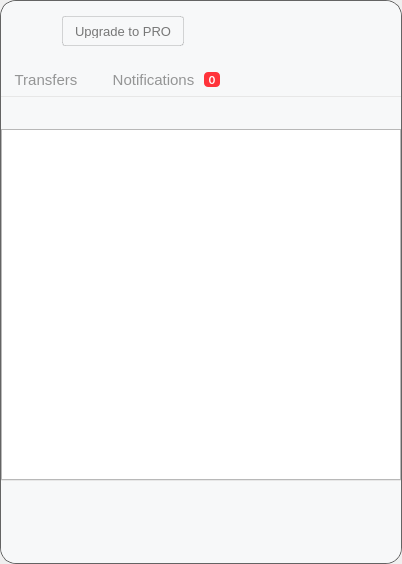
Old version of the form src/MEGASync/gui/win/InfoDialog.ui in the repository meganz/MEGAsync.
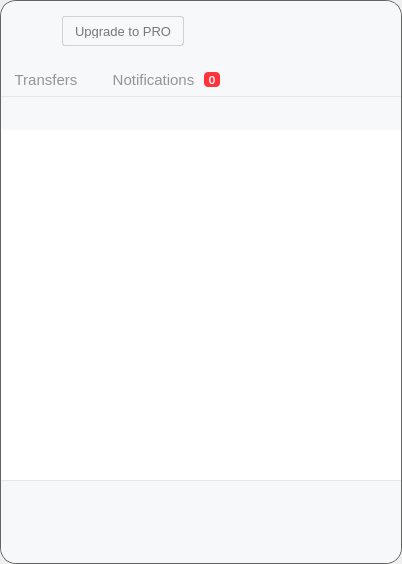
New version of the form. Icons and pictures are not drawn. Custom widgets are drawn as their Qt base class.

Commit message: UI fixes for notifications view

What changed in the file:
```diff
--- a/src/MEGASync/gui/win/InfoDialog.ui
+++ b/src/MEGASync/gui/win/InfoDialog.ui
@@ -1907,13 +1907,13 @@
                      <property name="minimumSize">
                       <size>
                        <width>0</width>
-                       <height>32</height>
+                       <height>33</height>
                       </size>
                      </property>
                      <property name="maximumSize">
                       <size>
                        <width>16777215</width>
-                       <height>32</height>
+                       <height>33</height>
                       </size>
                      </property>
                     </widget>
@@ -1923,6 +1923,9 @@
                      <property name="focusPolicy">
                       <enum>Qt::NoFocus</enum>
                      </property>
+                     <property name="frameShape">
+                      <enum>QFrame::NoFrame</enum>
+                     </property>
                      <property name="showDropIndicator" stdset="0">
                       <bool>false</bool>
                      </property>
@@ -1932,6 +1935,9 @@
                      <property name="selectionMode">
                       <enum>QAbstractItemView::NoSelection</enum>
                      </property>
+                     <property name="rootIsDecorated">
+                      <bool>false</bool>
+                     </property>
                      <property name="sortingEnabled">
                       <bool>true</bool>
                      </property>
```
The commit also changes 2 other files.
